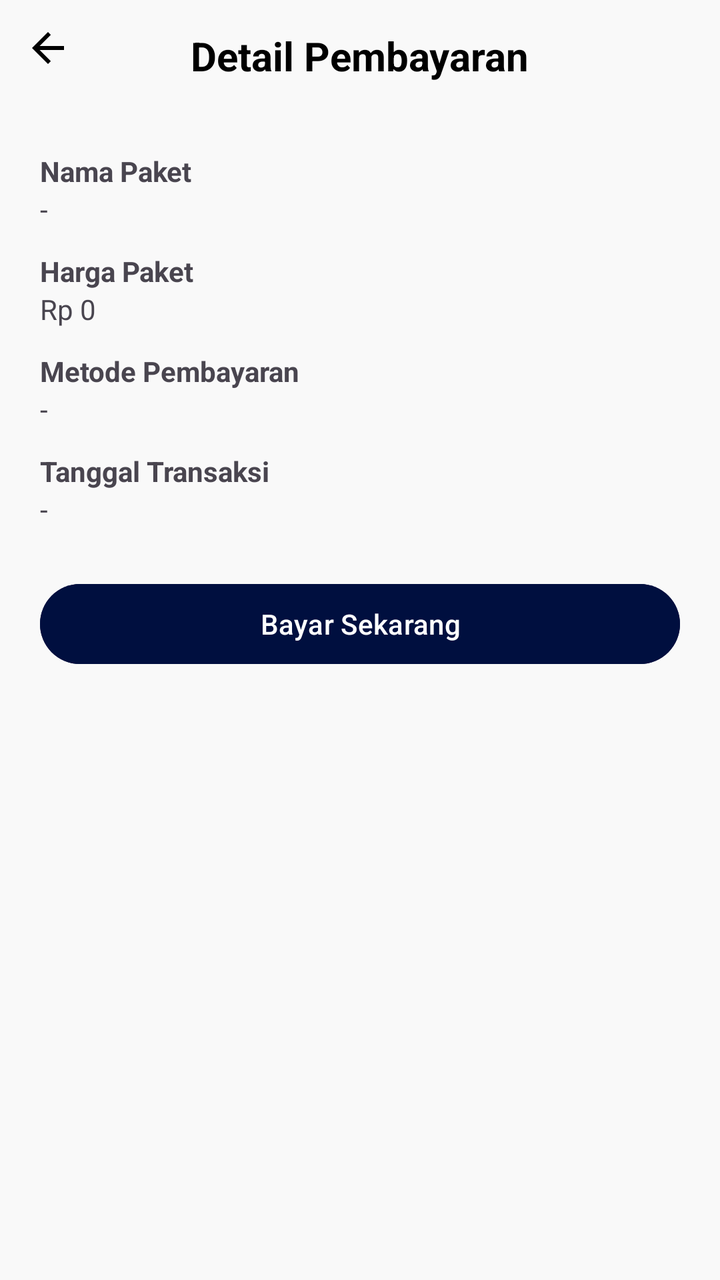
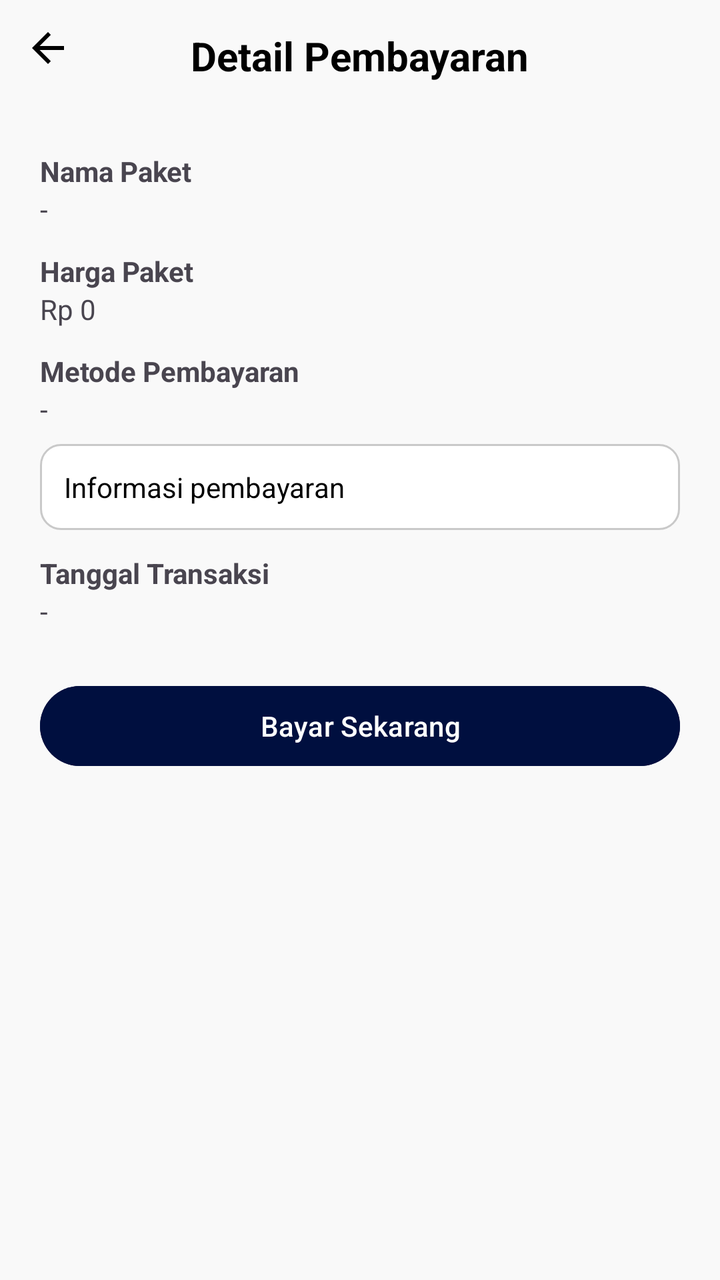

Screens rendered from an Android XML layout before and after an edit, with the pre-edit source and the edit as a unified diff.
<!-- AndroidManifest.xml: application theme Theme.DriveNusa -->
<!-- res/layout/activity_pembayaran.xml -->
<?xml version="1.0" encoding="utf-8"?>
<ScrollView xmlns:android="http://schemas.android.com/apk/res/android"
    android:layout_width="match_parent"
    android:layout_height="match_parent"
    android:background="#F9F9F9">

    <LinearLayout
        android:layout_width="match_parent"
        android:layout_height="wrap_content"
        android:orientation="vertical">

        
        <RelativeLayout
            android:layout_width="match_parent"
            android:layout_height="56dp"
            android:padding="12dp">

            <ImageView
                android:id="@+id/btnBack"
                android:layout_width="24dp"
                android:layout_height="24dp"
                android:src="@drawable/ic_arrow_back" />

            <TextView
                android:layout_width="wrap_content"
                android:layout_height="wrap_content"
                android:layout_centerInParent="true"
                android:text="Detail Pembayaran"
                android:textSize="20sp"
                android:textStyle="bold"
                android:textColor="#000"/>
        </RelativeLayout>

        
        <LinearLayout
            android:layout_width="match_parent"
            android:layout_height="wrap_content"
            android:orientation="vertical"
            android:padding="20dp">

            <TextView
                android:layout_width="wrap_content"
                android:layout_height="wrap_content"
                android:text="Nama Paket"
                android:textStyle="bold"/>

            <TextView
                android:id="@+id/txtNamaPaketBayar"
                android:layout_width="match_parent"
                android:layout_height="wrap_content"
                android:text="-"/>

            <TextView
                android:layout_width="wrap_content"
                android:layout_height="wrap_content"
                android:text="Harga Paket"
                android:textStyle="bold"
                android:layout_marginTop="12dp"/>

            <TextView
                android:id="@+id/txtHargaPaketBayar"
                android:layout_width="match_parent"
                android:layout_height="wrap_content"
                android:text="Rp 0"/>

            <TextView
                android:layout_width="wrap_content"
                android:layout_height="wrap_content"
                android:text="Metode Pembayaran"
                android:textStyle="bold"
                android:layout_marginTop="12dp"/>

            <TextView
                android:id="@+id/txtMetodeBayar"
                android:layout_width="match_parent"
                android:layout_height="wrap_content"
                android:text="-"/>

            <TextView
                android:layout_width="wrap_content"
                android:layout_height="wrap_content"
                android:text="Tanggal Transaksi"
                android:textStyle="bold"
                android:layout_marginTop="12dp"/>

            <TextView
                android:id="@+id/txtTanggal"
                android:layout_width="match_parent"
                android:layout_height="wrap_content"
                android:text="-"/>

            <Button
                android:id="@+id/btnBayarSekarang"
                android:layout_width="match_parent"
                android:layout_height="wrap_content"
                android:backgroundTint="@color/blue"
                android:text="Bayar Sekarang"
                android:layout_marginTop="24dp"/>

            <ProgressBar
                android:id="@+id/progressBayar"
                android:layout_width="wrap_content"
                android:layout_height="wrap_content"
                android:layout_gravity="center"
                android:layout_marginTop="16dp"
                android:visibility="gone"/>
        </LinearLayout>
    </LinearLayout>
</ScrollView>
<!-- resources referenced by this layout -->
<resources>
  <color name="blue">#000f3f</color>
  <!-- drawable ic_arrow_back (drawable) -->
  <vector xmlns:android="http://schemas.android.com/apk/res/android"
      android:width="24dp"
      android:height="24dp"
      android:viewportWidth="24"
      android:viewportHeight="24">
      <path
          android:fillColor="#000000"
          android:pathData="M20,11H7.83l5.59,-5.59L12,4l-8,8 8,8 1.41,-1.41L7.83,13H20v-2z"/>
  </vector>
  <style name="Theme.DriveNusa" parent="Base.Theme.Drivenusa" />
  <style name="Base.Theme.Drivenusa" parent="Theme.Material3.DayNight.NoActionBar">
          
          
      </style>
</resources>

<!-- the commit's change to res/layout/activity_pembayaran.xml (unified diff, before → after) -->
@@ -1,5 +1,9 @@
 <?xml version="1.0" encoding="utf-8"?>
-<ScrollView xmlns:android="http://schemas.android.com/apk/res/android"
+<FrameLayout
+    xmlns:android="http://schemas.android.com/apk/res/android"
+    android:layout_width="match_parent"
+    android:layout_height="match_parent">
+<ScrollView
     android:layout_width="match_parent"
     android:layout_height="match_parent"
     android:background="#F9F9F9">
@@ -75,6 +79,16 @@
                 android:layout_width="match_parent"
                 android:layout_height="wrap_content"
                 android:text="-"/>
+            <TextView
+                android:id="@+id/txtInfoPembayaran"
+                android:layout_width="match_parent"
+                android:layout_height="wrap_content"
+                android:text="Informasi pembayaran"
+                android:textSize="14sp"
+                android:textColor="@color/black"
+                android:padding="12dp"
+                android:background="@drawable/bg_card"
+                android:layout_marginTop="8dp" />
 
             <TextView
                 android:layout_width="wrap_content"
@@ -107,3 +121,28 @@
         </LinearLayout>
     </LinearLayout>
 </ScrollView>
+    
+    <LinearLayout
+        android:id="@+id/loadingOverlay"
+        android:layout_width="match_parent"
+        android:layout_height="match_parent"
+        android:background="#80000000"
+        android:gravity="center"
+        android:orientation="vertical"
+        android:visibility="gone">
+
+        <ProgressBar
+            android:layout_width="wrap_content"
+            android:layout_height="wrap_content"/>
+
+        <TextView
+            android:id="@+id/txtLoadingInfo"
+            android:layout_width="wrap_content"
+            android:layout_height="wrap_content"
+            android:text="Memproses pembayaran..."
+            android:textColor="@android:color/white"
+            android:textSize="16sp"
+            android:layout_marginTop="12dp"/>
+
+    </LinearLayout>
+</FrameLayout>
<!-- resource entries referenced after the edit -->
@@ -1,6 +1,14 @@
 <!-- resources referenced by this layout -->
 <resources>
+  <color name="black">#FF000000</color>
   <color name="blue">#000f3f</color>
+  <!-- drawable bg_card (drawable) -->
+  <shape xmlns:android="http://schemas.android.com/apk/res/android">
+      <solid android:color="#FFFFFF" />
+      <corners android:radius="10dp" />
+      <stroke android:width="1dp" android:color="#C9C9C9"/>
+      <padding android:left="15dp" android:top="15dp" android:right="15dp" android:bottom="15dp"/>
+  </shape>
   <!-- drawable ic_arrow_back (drawable) -->
   <vector xmlns:android="http://schemas.android.com/apk/res/android"
       android:width="24dp"
